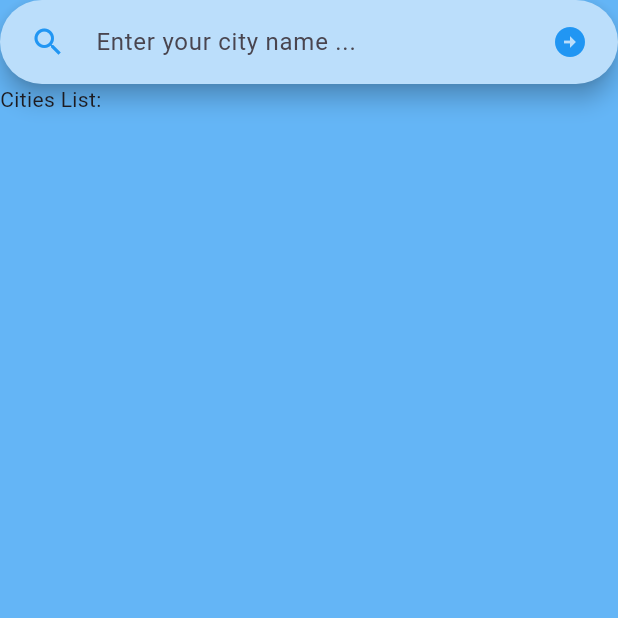
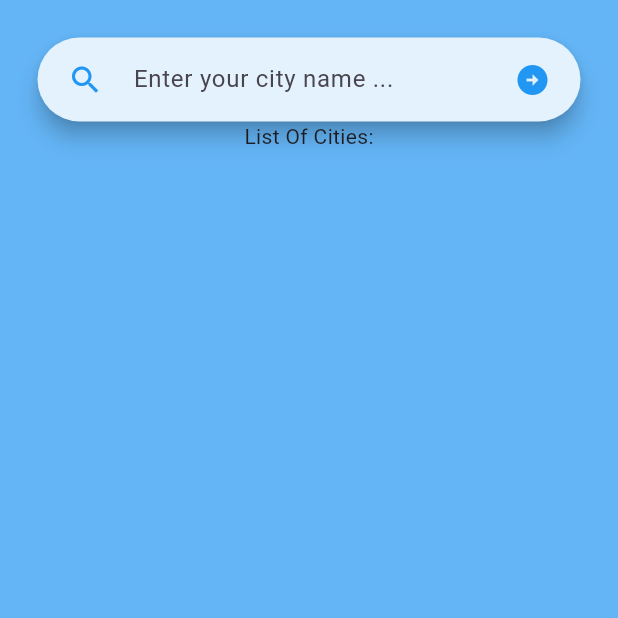
Before and after one commit to SardarHossaini/Weather-App, a Flutter app: the IntroPage screen opened directly, after a tap on "Check Weater", on a phone screen of 412 x 824 dp, the top half of it. Run offline on Flutter 3.47's test engine with Material 3 defaults, Android fonts, the phone set to English and light mode, and no system bars; our stand-ins replace lottie, weather.

Commit message:
dubage the code to in cities page list

```diff
--- a/lib/CitiesList.dart
+++ /dev/null
@@ -1,20 +0,0 @@
-import 'package:flutter/material.dart';
-
-class CitiesList extends StatefulWidget {
-  const CitiesList({super.key});
-
-  @override
-  State<CitiesList> createState() => _CitiesListState();
-}
-
-class _CitiesListState extends State<CitiesList> {
-  @override
-  Widget build(BuildContext context) {
-    return ListView.builder(
-      itemBuilder: (context, index) {
-      return ListTile(
-
-      );
-    });
-  }
-}
--- /dev/null
+++ b/lib/Models/citiesList.dart
@@ -0,0 +1,21 @@
+// ignore_for_file: file_names
+
+import 'package:flutter/material.dart';
+import 'package:weather_app/Models/city.dart';
+
+class CitiesList extends ChangeNotifier {
+  final List<Cities> _cities = [
+    Cities(cityName: "Kabul"),
+    Cities(cityName: "Herat"),
+    Cities(cityName: "Khandahar"),
+    Cities(cityName: "Ghor"),
+    Cities(cityName: "Konar"),
+  ];
+
+  List<Cities> get cityList => _cities;
+
+  void addItemToCart(Cities city) {
+    _cities.add(city);
+    notifyListeners();
+  }
+}
--- a/lib/weather_model.dart
+++ b/lib/Models/city.dart
@@ -1,7 +1,5 @@
 const api_key = '1858d0131bbbb81a86dde58a43529d3e';
-
 class Cities {
   final String cityName;
   Cities({required this.cityName});
-
 }
--- a/lib/cityList.dart
+++ /dev/null
@@ -1,51 +0,0 @@
-import 'package:flutter/cupertino.dart';
-import 'package:flutter/material.dart';
-import 'package:flutter/widgets.dart';
-
-class CityList extends StatefulWidget {
-  const CityList({super.key});
-
-  @override
-  State<CityList> createState() => _CityListState();
-}
-
-class _CityListState extends State<CityList> {
-  @override
-  Widget build(BuildContext context) {
-    return Scaffold(
-      backgroundColor: Colors.blue[300],
-      body: Container(
-        width: double.infinity,
-        child: Column(
-          crossAxisAlignment: CrossAxisAlignment.start,
-          children: [
-            SearchBar(
-              leading: Icon(
-                Icons.search,
-                color: Colors.blue,
-              ),
-              padding: MaterialStateProperty.all(
-                  EdgeInsets.only(left: 20, right: 20)),
-              hintText: "Enter your city name ...",
-              backgroundColor: MaterialStateProperty.all(
-                Colors.blue[100],
-              ),
-              trailing: [
-                Icon(
-                  Icons.arrow_circle_right,
-                  color: Colors.blue,
-                ),
-              ],
-              shape: MaterialStateProperty.all(RoundedRectangleBorder(
-                  borderRadius: BorderRadius.circular(30))),
-            ),
-            Text(
-              "Cities List:",
-            ),
-            // CityLists(),
-          ],
-        ),
-      ),
-    );
-  }
-}
--- a/lib/introPage.dart
+++ b/lib/introPage.dart
@@ -1,6 +1,5 @@
 import 'package:flutter/material.dart';
-import 'package:weather_app/cityList.dart';
-import 'package:weather_app/weather_page.dart';
+import 'package:weather_app/listOfCities.dart';
 
 class IntroPage extends StatelessWidget {
   const IntroPage({super.key});
@@ -55,7 +54,7 @@ class IntroPage extends StatelessWidget {
                   onPressed: () {
                     Navigator.push(context,
                         MaterialPageRoute(builder: (context) {
-                      return CityList();
+                      return ListOfCities();
                     }));
                   },
                   child: Text("Check Weater")),
--- /dev/null
+++ b/lib/listOfCities.dart
@@ -0,0 +1,55 @@
+import 'package:flutter/material.dart';
+import 'package:provider/provider.dart';
+import 'package:weather_app/Models/citiesList.dart';
+// import 'package:weather_app/Models/city.dart';
+
+class ListOfCities extends StatefulWidget {
+  const ListOfCities({super.key});
+
+  @override
+  State<ListOfCities> createState() => _ListOfCitiesState();
+}
+
+class _ListOfCitiesState extends State<ListOfCities> {
+  @override
+  Widget build(BuildContext context) {
+    return Consumer<CitiesList>(
+        builder: (context, value, child) => Scaffold(
+              backgroundColor: Colors.blue[300],
+              body: SafeArea(
+                child: Padding(
+                  padding: const EdgeInsets.all(25),
+                  child: Column(
+                    children: [
+                      SearchBar(
+                        hintText: "Enter your city name ...",
+                        backgroundColor:
+                            MaterialStateProperty.all(Colors.blue[50]),
+                        leading: Icon(
+                          Icons.search,
+                          color: Colors.blue,
+                        ),
+                        trailing: [
+                          Icon(
+                            Icons.arrow_circle_right,
+                            color: Colors.blue,
+                          )
+                        ],
+                        padding: MaterialStateProperty.all(
+                            EdgeInsets.symmetric(horizontal: 20)),
+                      ),
+                      Text("List Of Cities:"),
+                      // Expanded(
+                      //     child: ListView.builder(
+                      //         itemCount: value.cityList.length,
+                      //         itemBuilder: (context, index) {
+                      //           // Cities eachCity = value.cityList[index];
+                      //           return Text("test");
+                      //         }))
+                    ],
+                  ),
+                ),
+              ),
+            ));
+  }
+}
--- a/lib/main.dart
+++ b/lib/main.dart
@@ -1,5 +1,6 @@
 import 'package:flutter/material.dart';
-import 'package:weather_app/cityList.dart';
+import 'package:provider/provider.dart';
+import 'package:weather_app/Models/citiesList.dart';
 import 'package:weather_app/introPage.dart';
 
 void main() {
@@ -12,14 +13,17 @@ class MyApp extends StatelessWidget {
   // This widget is the root of your application.
   @override
   Widget build(BuildContext context) {
-    return MaterialApp(
-      debugShowCheckedModeBanner: false,
-      theme: ThemeData(
-          // colorScheme: ColorScheme.fromSeed(seedColor: Colors.deepPurple),
-          // useMaterial3: true,
-          ),
-      // home: IntroPage(),
-      home: CityList(),
+    return ChangeNotifierProvider(
+      create: (context) => CitiesList(),
+      builder: (context, child) => MaterialApp(
+        debugShowCheckedModeBanner: false,
+        theme: ThemeData(
+            // colorScheme: ColorScheme.fromSeed(seedColor: Colors.deepPurple),
+            // useMaterial3: true,
+            ),
+        home: IntroPage(),
+        // home: ListOfCities(),
+      ),
     );
   }
 }
--- a/lib/weather_page.dart
+++ b/lib/weather_page.dart
@@ -1,12 +1,9 @@
-import 'dart:html';
-
-import 'package:flutter/cupertino.dart';
 import 'package:flutter/material.dart';
 import 'package:flutter/widgets.dart';
 import 'package:intl/intl.dart';
 import 'package:lottie/lottie.dart';
 import 'package:weather/weather.dart';
-import 'package:weather_app/weather_model.dart';
+import 'package:weather_app/Models/city.dart';
 
 class WeatherPage extends StatefulWidget {
   const WeatherPage({super.key});
--- a/pubspec.yaml
+++ b/pubspec.yaml
@@ -41,6 +41,7 @@ dependencies:
   weather: ^3.2.1
   intl: ^0.20.2
   country_state_city: ^0.1.6
+  provider: ^6.1.5
 
 dev_dependencies:
   flutter_test:
```
Also changed, not shown: pubspec.lock.
